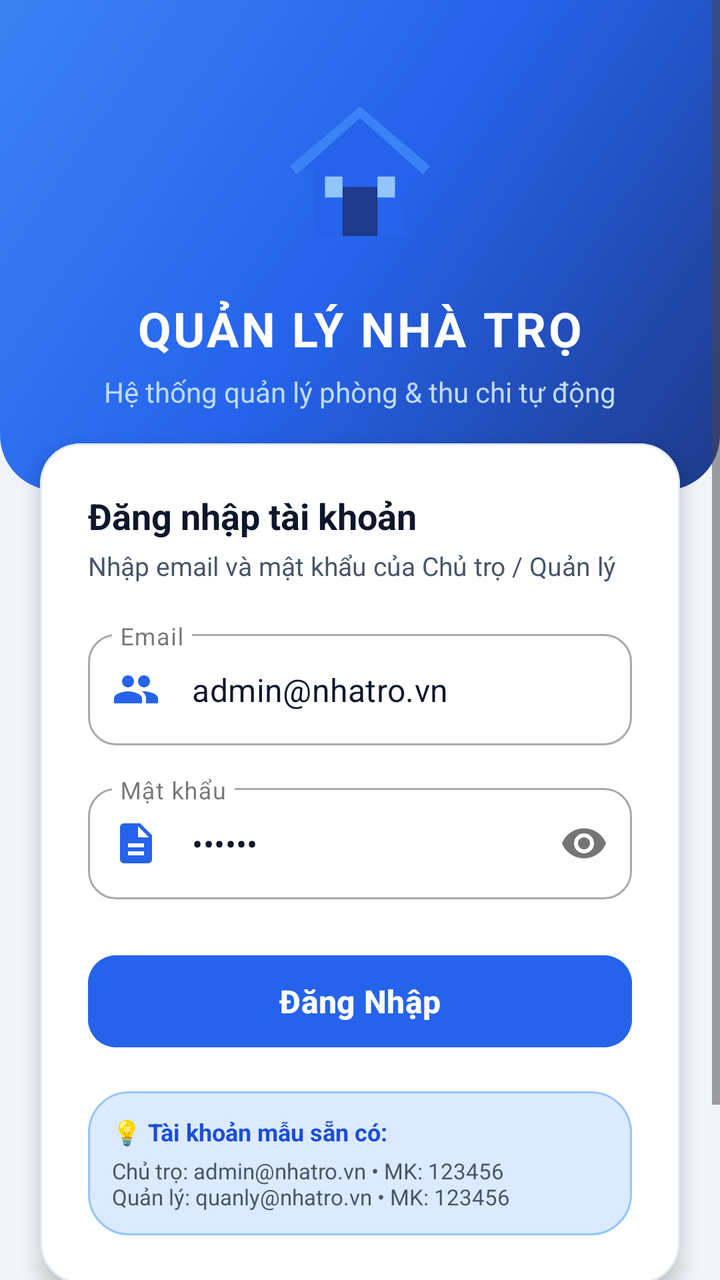
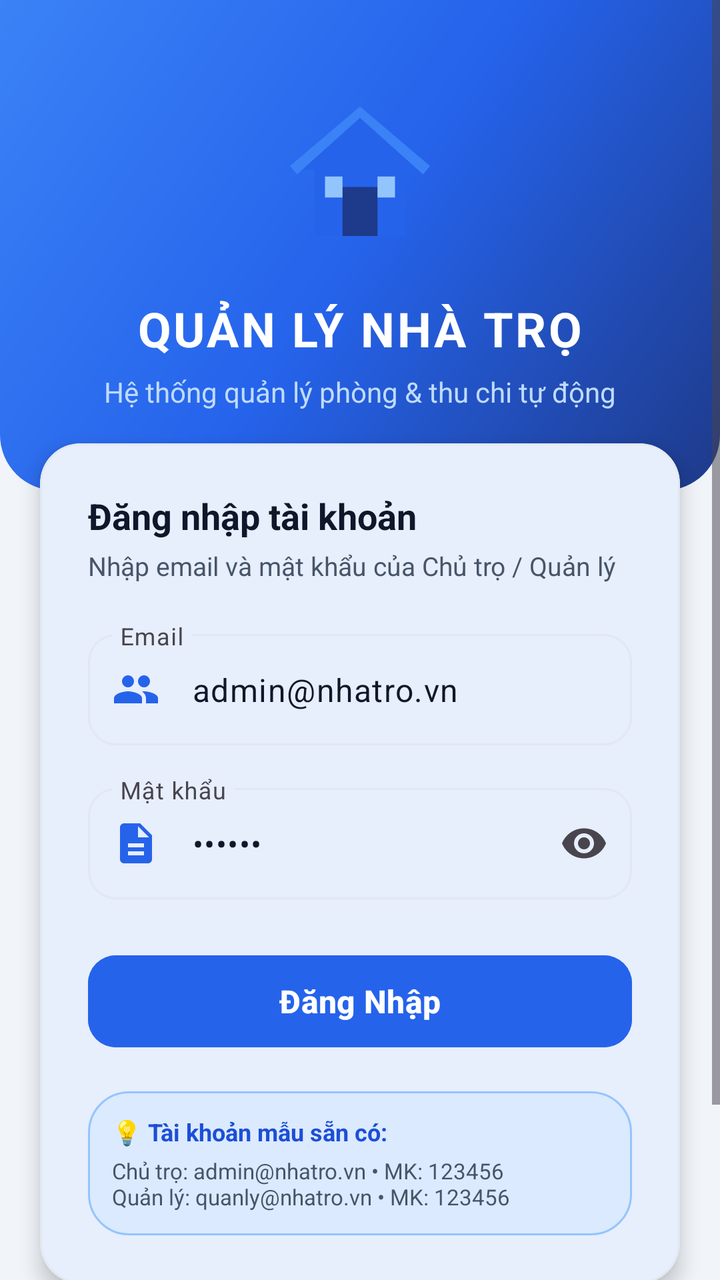

Two renders of the same Android screen: before a commit and after it. Below are the layout's source before the change and the commit's diff.
<!-- AndroidManifest.xml: application theme Theme.QLPhongTro -->
<!-- res/layout/activity_login.xml -->
<?xml version="1.0" encoding="utf-8"?>
<ScrollView
    xmlns:android="http://schemas.android.com/apk/res/android"
    xmlns:app="http://schemas.android.com/apk/res-auto"
    android:layout_width="match_parent"
    android:layout_height="match_parent"
    android:background="@color/background"
    android:fillViewport="true">

    <LinearLayout
        android:layout_width="match_parent"
        android:layout_height="wrap_content"
        android:gravity="center_horizontal"
        android:orientation="vertical">

        
        <LinearLayout
            android:layout_width="match_parent"
            android:layout_height="wrap_content"
            android:background="@drawable/gradient_header_primary"
            android:gravity="center"
            android:orientation="vertical"
            android:paddingTop="48dp"
            android:paddingBottom="40dp"
            android:paddingHorizontal="24dp">

            <ImageView
                android:layout_width="84dp"
                android:layout_height="84dp"
                android:src="@drawable/ic_app_logo"
                android:contentDescription="@string/app_name" />

            <TextView
                android:layout_width="wrap_content"
                android:layout_height="wrap_content"
                android:layout_marginTop="16dp"
                android:text="QUẢN LÝ NHÀ TRỌ"
                android:textColor="@color/text_white"
                android:textSize="24sp"
                android:letterSpacing="0.05"
                android:textStyle="bold" />

            <TextView
                android:layout_width="wrap_content"
                android:layout_height="wrap_content"
                android:layout_marginTop="6dp"
                android:gravity="center"
                android:text="Hệ thống quản lý phòng &amp; thu chi tự động"
                android:textColor="#BFDBFE"
                android:textSize="14sp" />
        </LinearLayout>

        
        <com.google.android.material.card.MaterialCardView
            android:layout_width="match_parent"
            android:layout_height="wrap_content"
            android:layout_marginHorizontal="20dp"
            android:layout_marginTop="-24dp"
            app:cardCornerRadius="20dp"
            app:cardElevation="6dp"
            app:strokeColor="@color/divider"
            app:strokeWidth="1dp"
            app:cardBackgroundColor="@color/surface">

            <LinearLayout
                android:layout_width="match_parent"
                android:layout_height="wrap_content"
                android:orientation="vertical"
                android:padding="24dp">

                <TextView
                    android:layout_width="wrap_content"
                    android:layout_height="wrap_content"
                    android:text="Đăng nhập tài khoản"
                    android:textColor="@color/text_primary"
                    android:textSize="18sp"
                    android:textStyle="bold" />

                <TextView
                    android:layout_width="wrap_content"
                    android:layout_height="wrap_content"
                    android:layout_marginTop="4dp"
                    android:text="Nhập email và mật khẩu của Chủ trọ / Quản lý"
                    android:textColor="@color/text_secondary"
                    android:textSize="13sp" />

                <com.google.android.material.textfield.TextInputLayout
                    android:id="@+id/tilEmail"
                    style="@style/Widget.MaterialComponents.TextInputLayout.OutlinedBox"
                    android:layout_width="match_parent"
                    android:layout_height="wrap_content"
                    android:layout_marginTop="20dp"
                    android:hint="@string/email_hint"
                    app:boxCornerRadiusBottomEnd="14dp"
                    app:boxCornerRadiusBottomStart="14dp"
                    app:boxCornerRadiusTopEnd="14dp"
                    app:boxCornerRadiusTopStart="14dp"
                    app:startIconDrawable="@drawable/ic_tenants"
                    app:startIconTint="@color/primary">

                    <com.google.android.material.textfield.TextInputEditText
                        android:id="@+id/etEmail"
                        android:layout_width="match_parent"
                        android:layout_height="wrap_content"
                        android:inputType="textEmailAddress"
                        android:text="admin@nhatro.vn"
                        android:textColor="@color/text_primary" />
                </com.google.android.material.textfield.TextInputLayout>

                <com.google.android.material.textfield.TextInputLayout
                    android:id="@+id/tilPassword"
                    style="@style/Widget.MaterialComponents.TextInputLayout.OutlinedBox"
                    android:layout_width="match_parent"
                    android:layout_height="wrap_content"
                    android:layout_marginTop="16dp"
                    android:hint="@string/password_hint"
                    app:boxCornerRadiusBottomEnd="14dp"
                    app:boxCornerRadiusBottomStart="14dp"
                    app:boxCornerRadiusTopEnd="14dp"
                    app:boxCornerRadiusTopStart="14dp"
                    app:passwordToggleEnabled="true"
                    app:startIconDrawable="@drawable/ic_contracts"
                    app:startIconTint="@color/primary">

                    <com.google.android.material.textfield.TextInputEditText
                        android:id="@+id/etPassword"
                        android:layout_width="match_parent"
                        android:layout_height="wrap_content"
                        android:inputType="textPassword"
                        android:text="123456"
                        android:textColor="@color/text_primary" />
                </com.google.android.material.textfield.TextInputLayout>

                <ProgressBar
                    android:id="@+id/progressBar"
                    android:layout_width="wrap_content"
                    android:layout_height="wrap_content"
                    android:layout_gravity="center"
                    android:layout_marginTop="16dp"
                    android:visibility="gone" />

                <com.google.android.material.button.MaterialButton
                    android:id="@+id/btnLogin"
                    android:layout_width="match_parent"
                    android:layout_height="54dp"
                    android:layout_marginTop="24dp"
                    android:backgroundTint="@color/primary"
                    android:text="@string/btn_login"
                    android:textColor="@color/text_white"
                    android:textSize="16sp"
                    android:textStyle="bold"
                    app:cornerRadius="14dp"
                    app:elevation="3dp" />

                
                <LinearLayout
                    android:layout_width="match_parent"
                    android:layout_height="wrap_content"
                    android:layout_marginTop="18dp"
                    android:background="@drawable/bg_badge_occupied"
                    android:orientation="vertical"
                    android:padding="12dp">

                    <TextView
                        android:layout_width="wrap_content"
                        android:layout_height="wrap_content"
                        android:text="💡 Tài khoản mẫu sẵn có:"
                        android:textColor="@color/status_occupied_text"
                        android:textSize="12sp"
                        android:textStyle="bold" />

                    <TextView
                        android:id="@+id/tvDemoHint"
                        android:layout_width="wrap_content"
                        android:layout_height="wrap_content"
                        android:layout_marginTop="4dp"
                        android:text="Chủ trọ: admin@nhatro.vn • MK: 123456\nQuản lý: quanly@nhatro.vn • MK: 123456"
                        android:textColor="@color/text_secondary"
                        android:textSize="11sp" />
                </LinearLayout>

            </LinearLayout>
        </com.google.android.material.card.MaterialCardView>

        
        <com.google.android.material.button.MaterialButton
            android:id="@+id/btnConfigServer"
            style="@style/Widget.MaterialComponents.Button.OutlinedButton"
            android:layout_width="wrap_content"
            android:layout_height="wrap_content"
            android:layout_marginTop="20dp"
            android:layout_marginBottom="32dp"
            android:text="@string/config_server"
            android:textColor="@color/primary"
            app:cornerRadius="20dp"
            app:icon="@drawable/ic_server"
            app:iconTint="@color/primary"
            app:strokeColor="@color/divider" />

    </LinearLayout>
</ScrollView>
<!-- resources referenced by this layout -->
<resources>
  <color name="background">#F1F5F9</color>
  <color name="divider">#E2E8F0</color>
  <color name="primary">#2563EB</color>
  <color name="status_occupied_text">#1D4ED8</color>
  <color name="surface">#FFFFFF</color>
  <color name="text_primary">#0F172A</color>
  <color name="text_secondary">#475569</color>
  <color name="text_white">#FFFFFF</color>
  <!-- drawable bg_badge_occupied (drawable) -->
  <?xml version="1.0" encoding="utf-8"?>
  <shape xmlns:android="http://schemas.android.com/apk/res/android"
      android:shape="rectangle">
      <corners android:radius="20dp" />
      <solid android:color="@color/status_occupied_bg" />
      <stroke android:width="1dp" android:color="#93C5FD" />
  </shape>
  <!-- drawable gradient_header_primary (drawable) -->
  <?xml version="1.0" encoding="utf-8"?>
  <shape xmlns:android="http://schemas.android.com/apk/res/android"
      android:shape="rectangle">
      <gradient
          android:angle="135"
          android:startColor="#1E3A8A"
          android:centerColor="#2563EB"
          android:endColor="#3B82F6"
          android:type="linear" />
      <corners
          android:bottomLeftRadius="28dp"
          android:bottomRightRadius="28dp" />
  </shape>
  <!-- drawable ic_contracts (drawable) -->
  <vector xmlns:android="http://schemas.android.com/apk/res/android"
      android:width="24dp"
      android:height="24dp"
      android:viewportWidth="24"
      android:viewportHeight="24">
      <path
          android:fillColor="#FFFFFFFF"
          android:pathData="M14,2H6C4.9,2 4,2.9 4,4v16c0,1.1 0.9,2 2,2h12c1.1,0 2,-0.9 2,-2V8L14,2z M16,18H8v-2h8V18z M16,14H8v-2h8V14z M13,9V3.5L18.5,9H13z"/>
  </vector>
  <!-- drawable ic_server (drawable) -->
  <vector xmlns:android="http://schemas.android.com/apk/res/android"
      android:width="24dp"
      android:height="24dp"
      android:viewportWidth="24"
      android:viewportHeight="24">
      <path
          android:fillColor="#FFFFFFFF"
          android:pathData="M20,18c1.1,0 2,-0.9 2,-2V6c0,-1.1 -0.9,-2 -2,-2H4C2.9,4 2,4.9 2,6v10c0,1.1 0.9,2 2,2H0v2h24v-2H20z M4,6h16v10H4V6z M6,9h2v2H6V9z M6,13h2v2H6V13z M10,9h8v2h-8V9z M10,13h8v2h-8V13z"/>
  </vector>
  <string name="app_name">Quản Lý Nhà Trọ</string>
  <string name="btn_login">Đăng Nhập</string>
  <string name="config_server">Cấu hình máy chủ API</string>
  <string name="email_hint">Email</string>
  <string name="password_hint">Mật khẩu</string>
  <style name="Theme.QLPhongTro" parent="Theme.Material3.DayNight.NoActionBar">
          
          <item name="colorPrimary">@color/primary</item>
          <item name="colorPrimaryDark">@color/primary_dark</item>
          <item name="colorSecondary">@color/secondary</item>
          <item name="android:statusBarColor">@color/primary_dark</item>
          <item name="android:windowBackground">@color/background</item>
          <item name="android:navigationBarColor">@color/surface</item>
          <item name="android:textColorPrimary">@color/text_primary</item>
      </style>
  <color name="status_occupied_bg">#DBEAFE</color>
  <color name="primary_dark">#1E3A8A</color>
  <color name="secondary">#0D9488</color>
  <!-- unchanged entries left out for length: 2 -->
</resources>

<!-- the commit's change to res/layout/activity_login.xml (unified diff, before → after) -->
@@ -27,7 +27,7 @@
             <ImageView
                 android:layout_width="84dp"
                 android:layout_height="84dp"
-                android:src="@drawable/ic_app_logo"
+                app:srcCompat="@drawable/ic_app_logo"
                 android:contentDescription="@string/app_name" />
 
             <TextView
@@ -86,7 +86,7 @@
 
                 <com.google.android.material.textfield.TextInputLayout
                     android:id="@+id/tilEmail"
-                    style="@style/Widget.MaterialComponents.TextInputLayout.OutlinedBox"
+                    style="@style/Widget.Material3.TextInputLayout.OutlinedBox"
                     android:layout_width="match_parent"
                     android:layout_height="wrap_content"
                     android:layout_marginTop="20dp"
@@ -109,7 +109,7 @@
 
                 <com.google.android.material.textfield.TextInputLayout
                     android:id="@+id/tilPassword"
-                    style="@style/Widget.MaterialComponents.TextInputLayout.OutlinedBox"
+                    style="@style/Widget.Material3.TextInputLayout.OutlinedBox"
                     android:layout_width="match_parent"
                     android:layout_height="wrap_content"
                     android:layout_marginTop="16dp"
@@ -118,7 +118,7 @@
                     app:boxCornerRadiusBottomStart="14dp"
                     app:boxCornerRadiusTopEnd="14dp"
                     app:boxCornerRadiusTopStart="14dp"
-                    app:passwordToggleEnabled="true"
+                    app:endIconMode="password_toggle"
                     app:startIconDrawable="@drawable/ic_contracts"
                     app:startIconTint="@color/primary">
 
@@ -185,7 +185,7 @@
         
         <com.google.android.material.button.MaterialButton
             android:id="@+id/btnConfigServer"
-            style="@style/Widget.MaterialComponents.Button.OutlinedButton"
+            style="@style/Widget.Material3.Button.OutlinedButton"
             android:layout_width="wrap_content"
             android:layout_height="wrap_content"
             android:layout_marginTop="20dp"
<!-- resource entries referenced after the edit -->
@@ -58,8 +58,14 @@
   <style name="Theme.QLPhongTro" parent="Theme.Material3.DayNight.NoActionBar">
           
           <item name="colorPrimary">@color/primary</item>
+          <item name="colorOnPrimary">@color/text_white</item>
           <item name="colorPrimaryDark">@color/primary_dark</item>
+          <item name="colorPrimaryContainer">@color/primary_container</item>
+          <item name="colorOnPrimaryContainer">@color/on_primary_container</item>
           <item name="colorSecondary">@color/secondary</item>
+          <item name="colorSurface">@color/surface</item>
+          <item name="colorOnSurface">@color/text_primary</item>
+          <item name="colorOutline">@color/divider</item>
           <item name="android:statusBarColor">@color/primary_dark</item>
           <item name="android:windowBackground">@color/background</item>
           <item name="android:navigationBarColor">@color/surface</item>
@@ -67,6 +73,8 @@
       </style>
   <color name="status_occupied_bg">#DBEAFE</color>
   <color name="primary_dark">#1E3A8A</color>
+  <color name="primary_container">#EFF6FF</color>
+  <color name="on_primary_container">#1E40AF</color>
   <color name="secondary">#0D9488</color>
   <!-- unchanged entries left out for length: 2 -->
 </resources>
